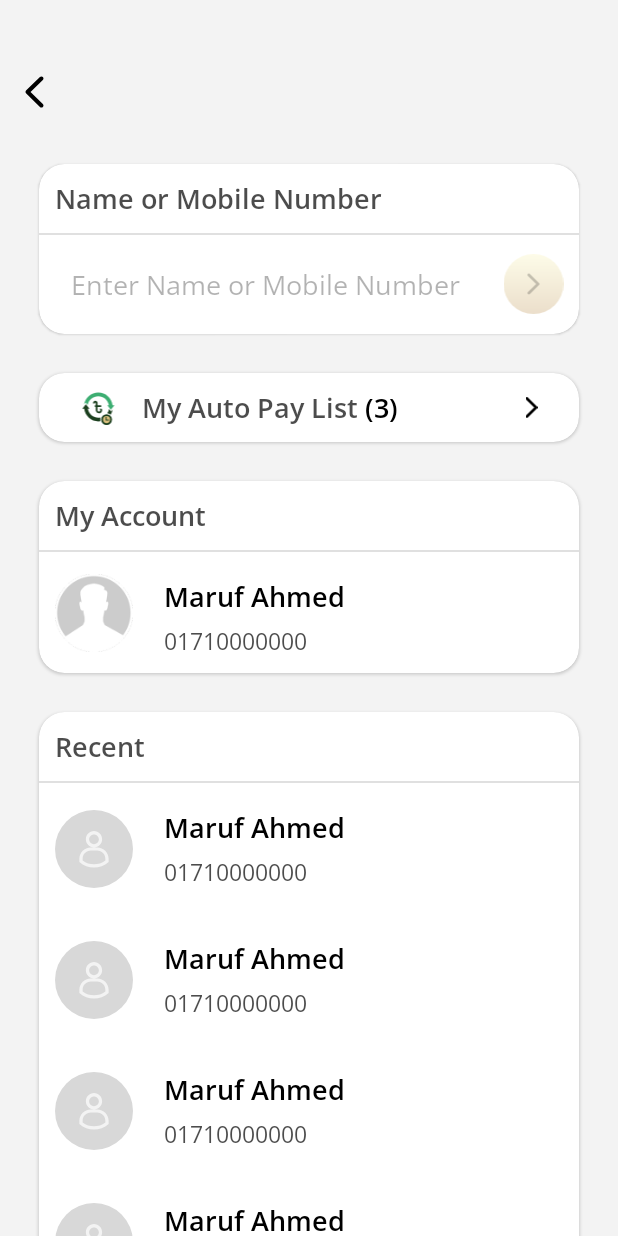
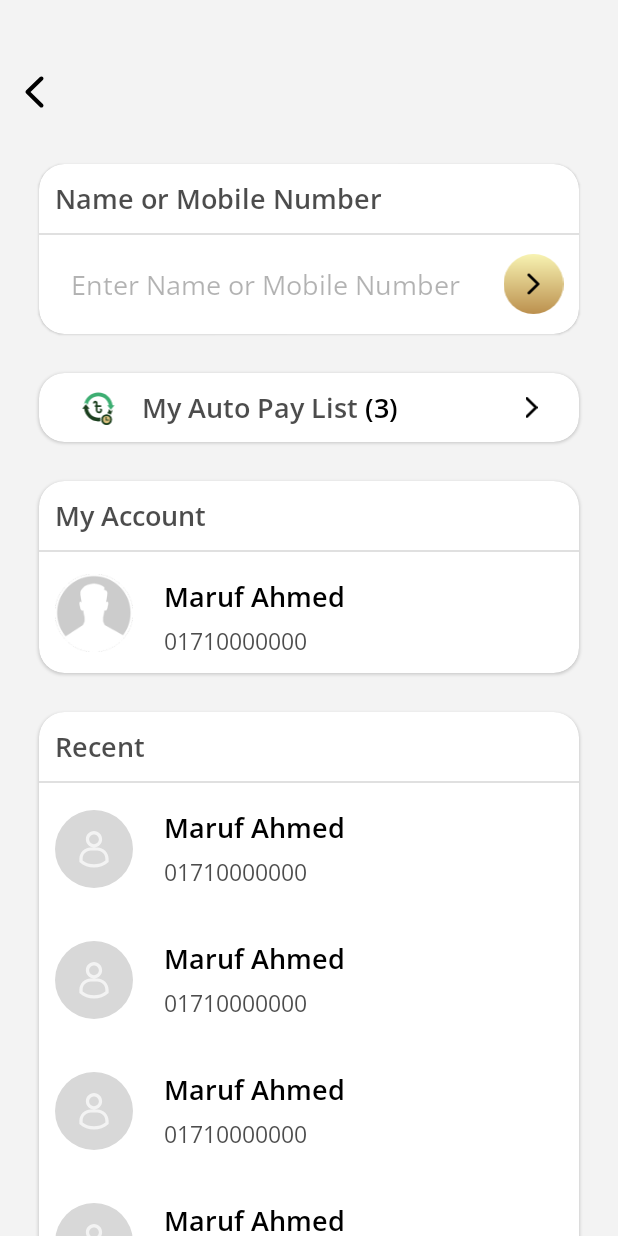
Before and after one commit to asfakur-rahat/UI-Practice, an Android app: the layout fragment_contacts.xml on its own in the app's theme, with its tools: preview values and no code run, on a phone screen of 412 x 824 dp. Run offline under Robolectric (Android 15) with nearby library versions, the light colour scheme and no system bars.

Commit message:
Add funtionality where buttom background will be selected based on isenable

```diff
--- a/app/src/main/java/com/ar/ui_practice/presentation/top_up/fragment/OfferListFragment.kt
+++ b/app/src/main/java/com/ar/ui_practice/presentation/top_up/fragment/OfferListFragment.kt
@@ -57,9 +57,12 @@ class OfferListFragment : Fragment() {
 
     override fun onViewCreated(view: View, savedInstanceState: Bundle?) {
         super.onViewCreated(view, savedInstanceState)
+        initView()
+    }
+
+    private fun initView() {
         binding.verticalRecyclerView.layoutManager = LinearLayoutManager(context)
         adapter = OfferListAdapter {
-            //println("clicked")
             listener?.onOfferClick(it)
         }
         binding.verticalRecyclerView.adapter = adapter
--- /dev/null
+++ b/app/src/main/res/drawable/button_drawable.xml
@@ -0,0 +1,5 @@
+<?xml version="1.0" encoding="utf-8"?>
+<selector xmlns:android="http://schemas.android.com/apk/res/android">
+    <item android:state_enabled="false" android:drawable="@drawable/ic_action_btn" />
+    <item android:state_enabled="true" android:drawable="@drawable/ic_action_bth_active" />
+</selector>
--- a/app/src/main/res/layout/fragment_contacts.xml
+++ b/app/src/main/res/layout/fragment_contacts.xml
@@ -72,7 +72,7 @@
                             android:layout_width="0dp"
                             android:layout_height="wrap_content"
                             android:layout_weight="1"
-                            app:srcCompat="@drawable/ic_action_btn"/>
+                            app:srcCompat="@drawable/button_drawable"/>
                     </LinearLayout>
                 </LinearLayout>
             </com.google.android.material.card.MaterialCardView>
--- a/app/src/main/res/layout/fragment_top_up.xml
+++ b/app/src/main/res/layout/fragment_top_up.xml
@@ -188,7 +188,7 @@
                     android:layout_width="0dp"
                     android:layout_height="wrap_content"
                     android:layout_weight="6"
-                    android:hint="Enter amount"
+                    android:hint="@string/enter_amount"
                     android:inputType="numberDecimal"
                     android:padding="12dp"
                     android:textAlignment="textStart" />
@@ -198,7 +198,7 @@
                     android:layout_width="0dp"
                     android:layout_height="wrap_content"
                     android:layout_weight="1"
-                    app:srcCompat="@drawable/ic_action_btn" />
+                    app:srcCompat="@drawable/button_drawable"/>
             </LinearLayout>
         </LinearLayout>
     </com.google.android.material.card.MaterialCardView>
--- a/app/src/main/res/values/strings.xml
+++ b/app/src/main/res/values/strings.xml
@@ -54,4 +54,5 @@
     <string name="mobile_number">Mobile Number</string>
     <string name="charge">Charge</string>
     <string name="receiver">Receiver</string>
+    <string name="enter_amount">Enter amount</string>
 </resources>
```
Also changed, not shown: app/src/main/java/com/ar/ui_practice/presentation/contacts/ContactsFragment.kt (+11 -10 lines), app/src/main/java/com/ar/ui_practice/presentation/services/ServicesFragment.kt (+6 -2 lines), app/src/main/java/com/ar/ui_practice/presentation/top_up/TopUpFragment.kt (+10 -24 lines).
